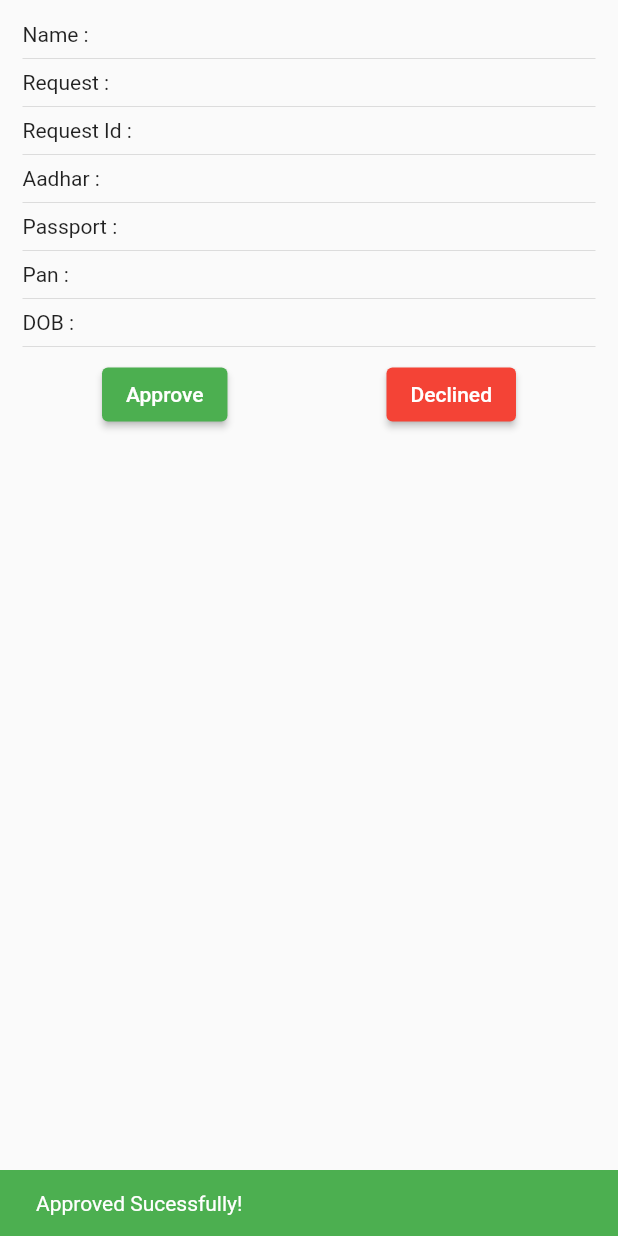
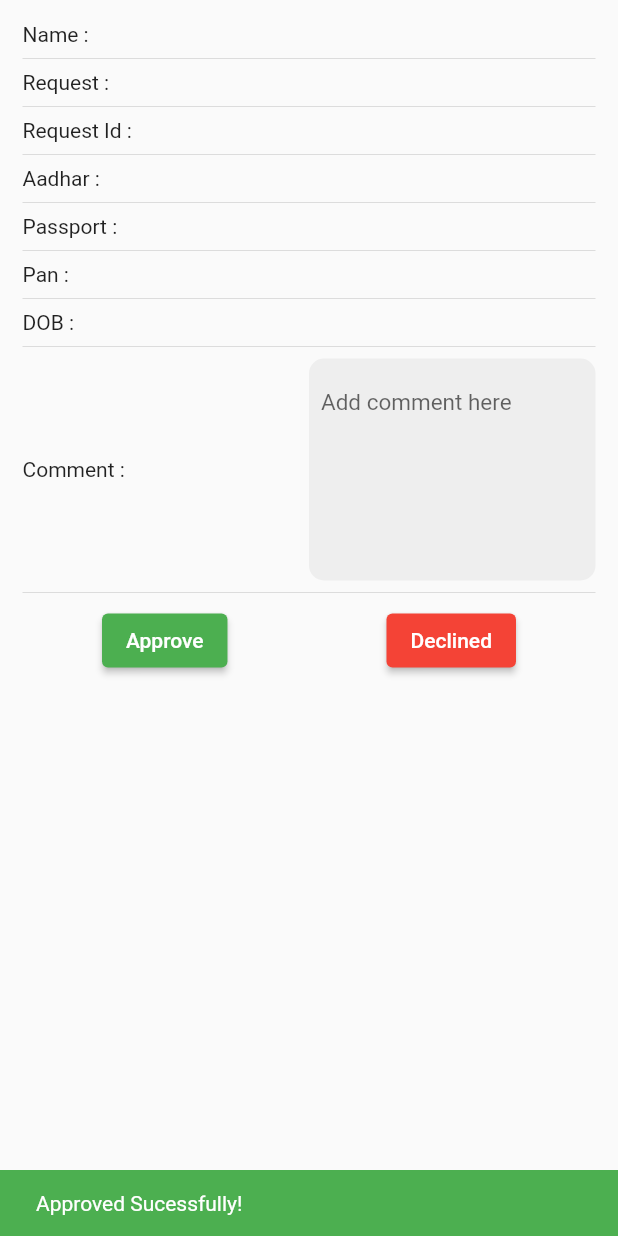
Before and after one commit to yash1001-sojitra/mygovernweb, a Flutter app: the RequestDetails widget shown alone on an empty page, opened directly with empty values, after a tap on "Approve", on a phone screen of 412 x 824 dp. Run offline on Flutter 3.47's test engine with Material 2 defaults, Android fonts, the light colour scheme and no system bars; our stand-ins replace cloud_firestore, file_picker, firebase_auth, firebase_core, firebase_storage, fluro and 7 more; accounts and stored records are empty; statements that could not run were skipped.

Commit message:
request approve and declined added

```diff
--- a/lib/Screens/requests/requests_list.dart
+++ b/lib/Screens/requests/requests_list.dart
@@ -9,6 +9,8 @@ class RequestDetails extends StatelessWidget {
 
   @override
   Widget build(BuildContext context) {
+    final messageController = TextEditingController();
+    messageController.text = request?.message ?? "";
     return request == null
         ? const Center(
             child: Text('Empty'),
@@ -86,6 +88,31 @@ class RequestDetails extends StatelessWidget {
                 ),
                 const Divider(),
                 Row(
+                  children: [
+                    const Expanded(child: Text('Comment : ')),
+                    Expanded(
+                      child: Container(
+                        padding: const EdgeInsets.all(8),
+                        decoration: BoxDecoration(
+                          color: Colors.grey.shade200,
+                          borderRadius: BorderRadius.circular(10),
+                        ),
+                        child: TextFormField(
+                          controller: messageController,
+                          maxLines: 6,
+                          style: const TextStyle(fontSize: 15),
+                          decoration: const InputDecoration(
+                            hintText: "Add comment here",
+                            border: InputBorder.none,
+                            fillColor: Colors.grey,
+                          ),
+                        ),
+                      ),
+                    ),
+                  ],
+                ),
+                const Divider(),
+                Row(
                   mainAxisAlignment: MainAxisAlignment.spaceAround,
                   children: [
                     ElevatedButton(
@@ -94,12 +121,16 @@ class RequestDetails extends StatelessWidget {
                             MaterialStateProperty.all(Colors.green),
                       ),
                       onPressed: () async {
+                        request?.message = messageController.text;
                         await FirebaseFirestore.instance
                             .collection("Requests")
                             .doc(request?.profileModel.uid)
                             .collection("Documents")
                             .doc(request?.request)
-                            .update({'status': 1});
+                            .update({
+                          'status': 1,
+                          'message': messageController.text
+                        });
                         changeState(request!.requestId, false);
                         ScaffoldMessenger.of(context).showSnackBar(
                             const SnackBar(
@@ -113,12 +144,16 @@ class RequestDetails extends StatelessWidget {
                         backgroundColor: MaterialStateProperty.all(Colors.red),
                       ),
                       onPressed: () async {
+                        request?.message = messageController.text;
                         await FirebaseFirestore.instance
                             .collection("Requests")
                             .doc(request?.profileModel.uid)
                             .collection("Documents")
                             .doc(request?.request)
-                            .update({'status': 2});
+                            .update({
+                          'status': 2,
+                          'message': messageController.text
+                        });
                         changeState(request!.requestId, true);
                         ScaffoldMessenger.of(context).showSnackBar(
                             const SnackBar(
--- a/lib/models/request.dart
+++ b/lib/models/request.dart
@@ -8,7 +8,7 @@ class DocRequest {
   final String request;
   final String requestId;
   final ProfileModel profileModel;
-  final String message;
+  String message;
   REQUEST status;
 
   DocRequest(this.request, this.requestId, this.profileModel, this.message,
```
Also changed, not shown: lib/Screens/addOrEdit/addcategory.dart (+32 -23 lines), lib/Screens/addOrEdit/addnewdoc.dart (+5 -3 lines), lib/Screens/requests/request_docs.dart (+8 -1 lines), lib/Screens/requests/requests_wrapper.dart (+26 -13 lines).
